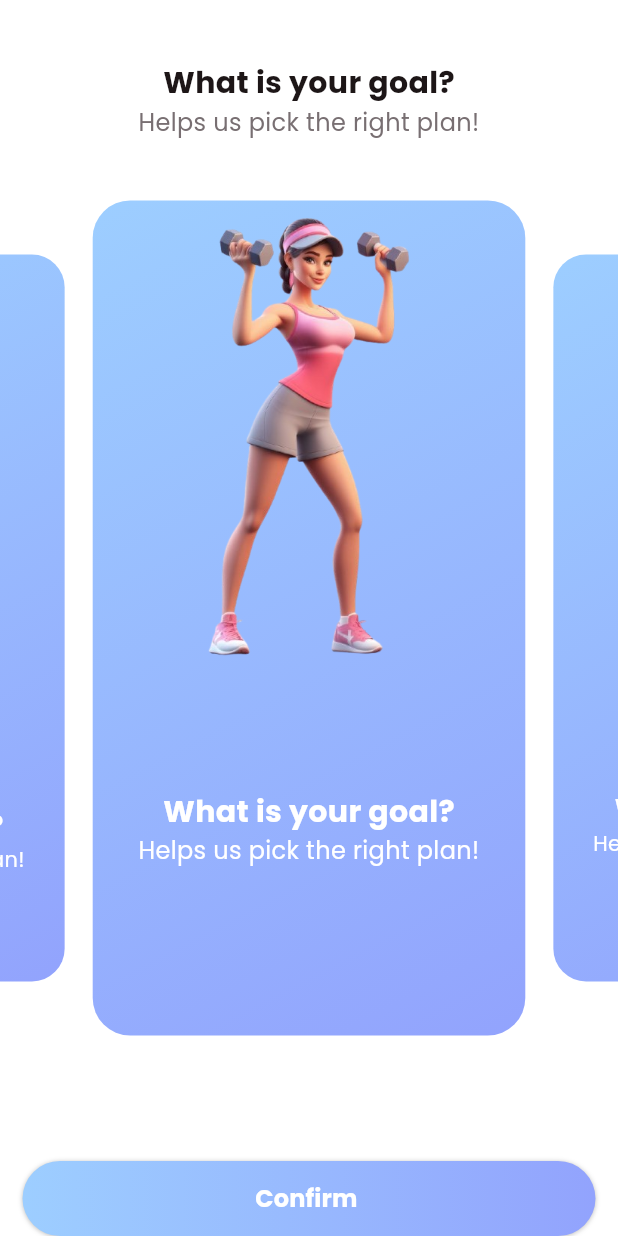
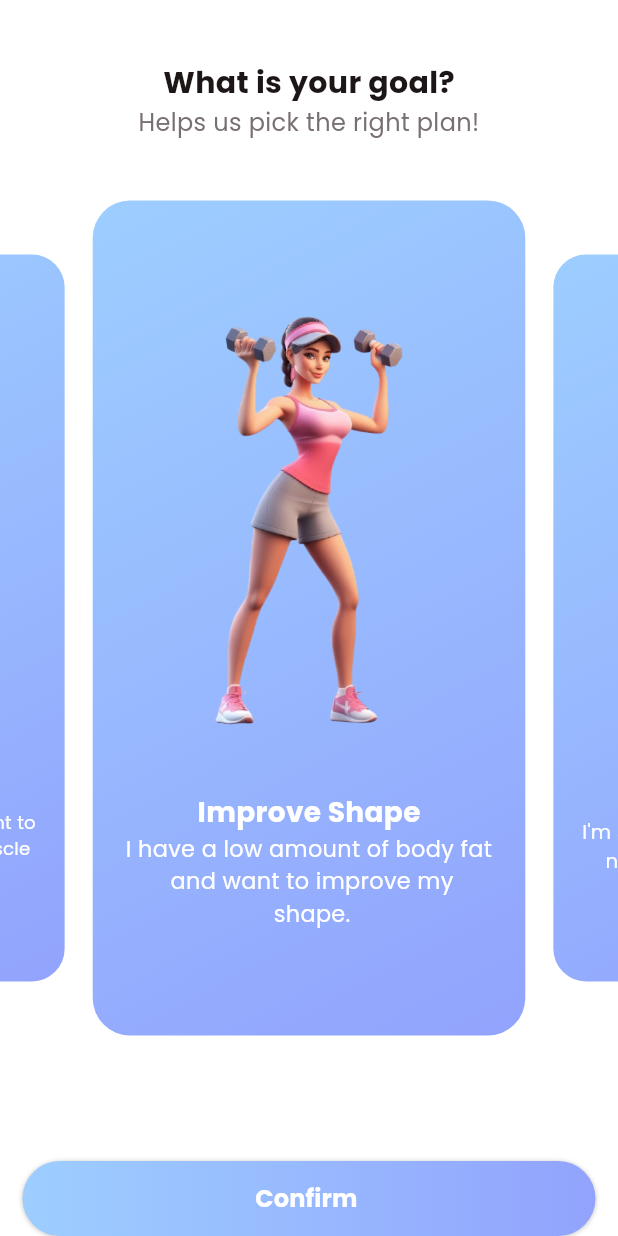
Before and after one commit to sdhaputhanthrie/Fitness-App, a Flutter app: the WhatYourGoalView screen opened directly, on a phone screen of 412 x 824 dp. Run offline on Flutter 3.47's test engine with Material 3 defaults, Android fonts, the light colour scheme and no system bars; drawn by our look-alikes of carousel_slider.

Commit message:
add new items.

```diff
--- a/lib/view/login/what_your_goal_view.dart
+++ b/lib/view/login/what_your_goal_view.dart
@@ -1,4 +1,3 @@
-
 import 'package:carousel_slider/carousel_slider.dart';
 import 'package:fitness/common/colo_extension.dart';
 import 'package:fitness/common_widget/round_button.dart';
@@ -12,47 +11,74 @@ class WhatYourGoalView extends StatefulWidget {
 }
 
 class _WhatYourGoalViewState extends State<WhatYourGoalView> {
-  CarouselSliderController buttonCarouselController = CarouselSliderController();
+  CarouselSliderController buttonCarouselController =
+      CarouselSliderController();
+
+  List goalArr = [
+    {"image": "assets/img/goal__1.png", "title": "Improve Shape", "subtitle": "I have a low amount of body fat \n and want to improve my \n shape."},
+    {"image": "assets/img/goal__2.png", "title": "Learn & Tone", "subtitle": "I'm skinny fat look thin but have \n no shap.I want to add learn\n muscle in the right way."},
+    {"image": "assets/img/goal__3.png", "title": "Lose a Fat", "subtitle": "I have over 20 lbs to lose. I want to \n drop all this fat and gain muscle \n mass."},
+  ];
 
   @override
   Widget build(BuildContext context) {
     var media = MediaQuery.of(context).size;
     return Scaffold(
       backgroundColor: TColor.white,
-    body: SafeArea(child:
-      Stack(
+      body: SafeArea(
+        child: Stack(
           children: [
-
             Center(
               child: CarouselSlider(
-                   items: ["assets/img/goal__1.png","assets/img/goal__2.png","assets/img/goal__3.png"].map((gObj) => Container(decoration: BoxDecoration(gradient: LinearGradient(colors: TColor.primaryG,begin: Alignment.topLeft,end: Alignment.bottomRight),borderRadius: BorderRadius.circular(25),),
-                   padding:  EdgeInsets.symmetric(vertical: media.width * 0.01, horizontal: 20),
+                items: goalArr.map(
+                          (gObj) => Container(
+                            decoration: BoxDecoration(
+                              gradient: LinearGradient(
+                                colors: TColor.primaryG,
+                                begin: Alignment.topLeft,
+                                end: Alignment.bottomRight,
+                              ),
+                              borderRadius: BorderRadius.circular(25),
+                            ),
+                            padding: EdgeInsets.symmetric(
+                              vertical: media.width * 0.01,
+                              horizontal: 20,
+                            ),
                             alignment: Alignment.center,
+                            child: FittedBox(
                               child: Column(
                                 children: [
+                                  Image.asset(
+                                    gObj["image"].toString(),
+                                    width: media.width * 0.5,
+                                    fit: BoxFit.fitWidth,
+                                  ),
 
-                      Image.asset(gObj, width: media.width * 0.5, fit: BoxFit.fitWidth,),
-
-                      SizedBox(height: media.height * 0.1,),
+                                  SizedBox(height: media.height * 0.05),
 
                                   Text(
-                    "What is your goal?",
-                    style: TextStyle(color: TColor.white, fontSize: 20, fontWeight: FontWeight.w700,),
+                                    gObj["title"].toString(),
+                                    style: TextStyle(
+                                      color: TColor.white,
+                                      fontSize: 20,
+                                      fontWeight: FontWeight.w700,
+                                    ),
                                   ),
 
                                   Text(
-                    "Helps us pick the right plan!",
+                                    gObj["subtitle"].toString(),
                                     textAlign: TextAlign.center,
                                     style: TextStyle(
                                       color: TColor.white,
                                       fontSize: 16,
-
                                     ),
                                   ),
                                 ],
-
                               ),
-                   ),).toList(),
+                            ),
+                          ),
+                        )
+                        .toList(),
                 carouselController: buttonCarouselController,
                 options: CarouselOptions(
                   autoPlay: false,
@@ -69,28 +95,25 @@ class _WhatYourGoalViewState extends State<WhatYourGoalView> {
               width: media.width,
               child: Column(
                 children: [
-                SizedBox(height: media.height * 0.05,
-                ),
+                  SizedBox(height: media.height * 0.05),
 
                   Text(
                     "What is your goal?",
-                    style: TextStyle(color: TColor.black, fontSize: 20, fontWeight: FontWeight.w700,),
+                    style: TextStyle(
+                      color: TColor.black,
+                      fontSize: 20,
+                      fontWeight: FontWeight.w700,
+                    ),
                   ),
 
                   Text(
                     "Helps us pick the right plan!",
                     textAlign: TextAlign.center,
-                    style: TextStyle(
-                      color: TColor.gray,
-                      fontSize: 16,
-
-                    ),
+                    style: TextStyle(color: TColor.gray, fontSize: 16),
                   ),
                   const Spacer(),
 
-
                   SizedBox(height: media.height * 0.05),
-
 
                   RoundButton(
                     title: "Confirm ",
@@ -105,10 +128,9 @@ class _WhatYourGoalViewState extends State<WhatYourGoalView> {
                   ),
                 ],
               ),
-          )
+            ),
           ],
-
-    )
+        ),
       ),
     );
   }
```
Lines whose indentation alone changed are shown as unchanged.
